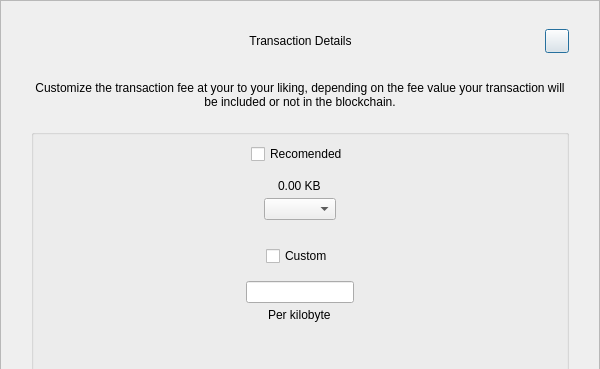
The window that src/qt/forms/sendcustomfeedialog.ui (eons-finance/ALQO) describes before a commit, drawn with Qt 5; both pictures show x 0 to 600 and y 0 to 369 of the 600 by 550 pixel window.
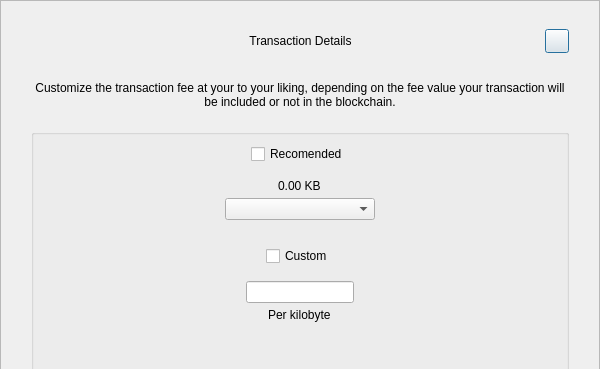
The same window after the commit.

Diff of the .ui file:
```diff
--- a/src/qt/forms/sendcustomfeedialog.ui
+++ b/src/qt/forms/sendcustomfeedialog.ui
@@ -229,7 +229,17 @@
             </widget>
            </item>
            <item alignment="Qt::AlignHCenter">
-            <widget class="QComboBox" name="comboBoxRecommended"/>
+            <widget class="QComboBox" name="comboBoxRecommended">
+             <property name="minimumSize">
+              <size>
+               <width>150</width>
+               <height>0</height>
+              </size>
+             </property>
+             <property name="styleSheet">
+              <string notr="true"/>
+             </property>
+            </widget>
            </item>
           </layout>
          </item>
```
